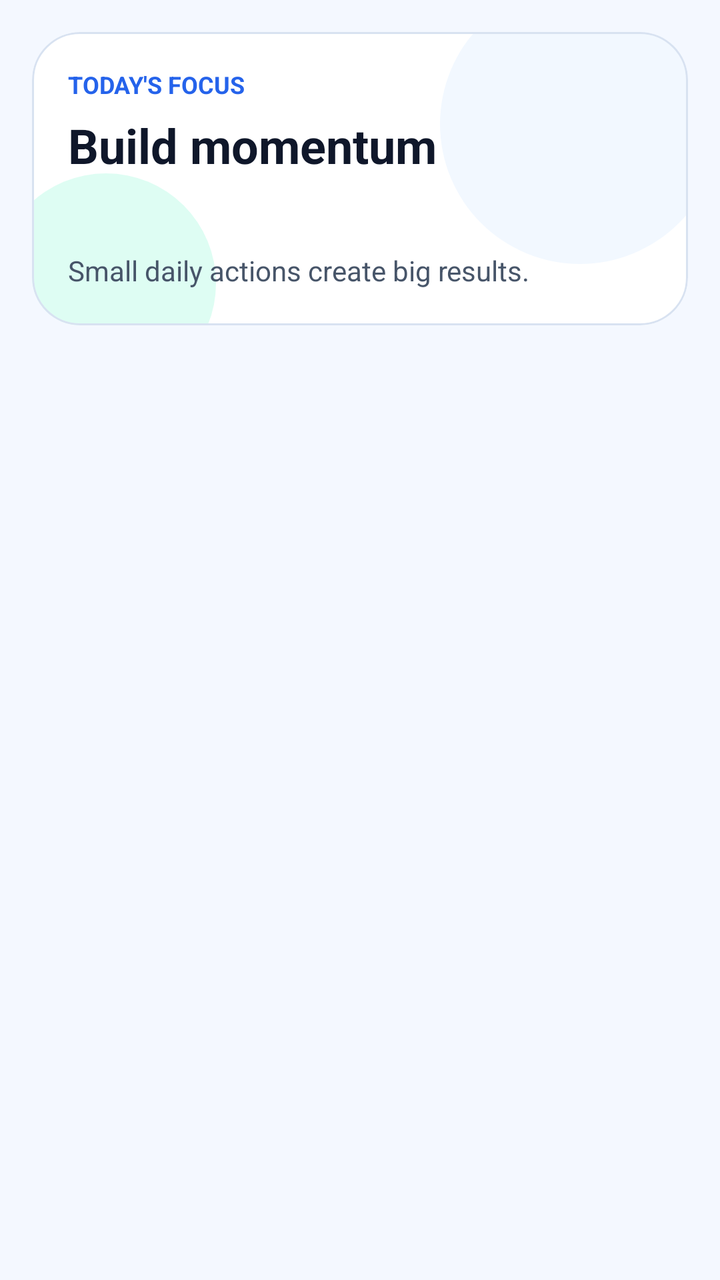
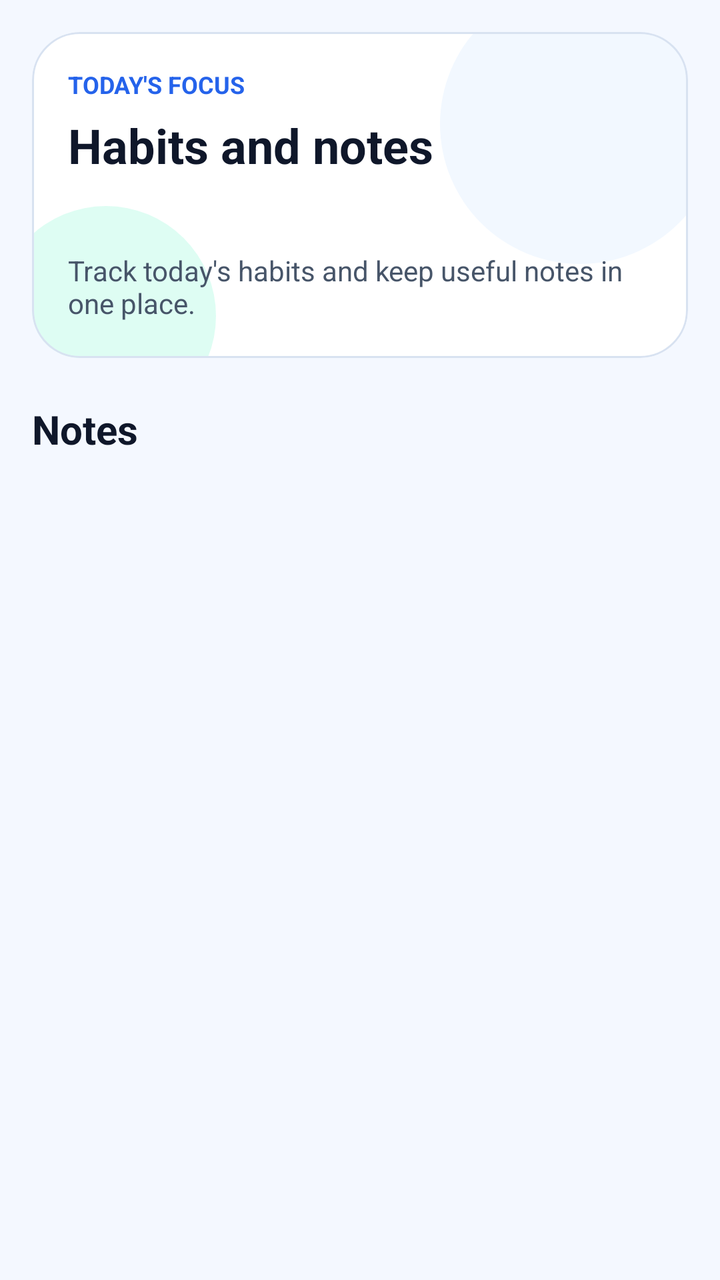

An Android layout rendered at two revisions. The XML below is the earlier revision; the diff shows what the commit changed to produce the second picture.
<!-- AndroidManifest.xml: application theme Theme.StreakUpHabbitTracker -->
<!-- res/layout/fragment_habits.xml -->
<?xml version="1.0" encoding="utf-8"?>
<LinearLayout xmlns:android="http://schemas.android.com/apk/res/android"
    xmlns:app="http://schemas.android.com/apk/res-auto"
    android:layout_width="match_parent"
    android:layout_height="match_parent"
    android:orientation="vertical"
    android:padding="16dp">

    <com.google.android.material.card.MaterialCardView
        android:layout_width="match_parent"
        android:layout_height="wrap_content"
        app:cardBackgroundColor="@android:color/transparent"
        app:cardCornerRadius="24dp"
        app:cardElevation="0dp"
        app:strokeColor="@color/stroke_soft"
        app:strokeWidth="1dp">

        <LinearLayout
            android:layout_width="match_parent"
            android:layout_height="wrap_content"
            android:background="@drawable/bg_habits_header_card"
            android:orientation="vertical"
            android:padding="18dp">

            <TextView
                android:layout_width="match_parent"
                android:layout_height="wrap_content"
                android:text="@string/habits_section_eyebrow"
                android:textAllCaps="true"
                android:textColor="@color/brand_primary"
                android:textSize="12sp"
                android:textStyle="bold" />

            <TextView
                android:layout_width="match_parent"
                android:layout_height="wrap_content"
                android:layout_marginTop="6dp"
                android:text="@string/habits_section_title"
                android:textColor="@color/text_primary"
                android:textSize="24sp"
                android:textStyle="bold" />

            <TextView
                android:id="@+id/habitsSummaryText"
                android:layout_width="match_parent"
                android:layout_height="wrap_content"
                android:layout_marginTop="6dp"
                android:textColor="@color/text_secondary"
                android:textSize="14sp" />

            <TextView
                android:layout_width="match_parent"
                android:layout_height="wrap_content"
                android:layout_marginTop="12dp"
                android:text="@string/habits_intro"
                android:textColor="@color/text_secondary"
                android:textSize="14sp" />

            <com.google.android.material.button.MaterialButton
                android:id="@+id/bulkCompleteButton"
                android:layout_width="match_parent"
                android:layout_height="wrap_content"
                android:layout_marginTop="16dp"
                android:paddingVertical="10dp"
                android:textAllCaps="false"
                android:textColor="@color/white"
                android:visibility="gone"
                app:backgroundTint="@color/brand_primary"
                app:cornerRadius="16dp"
                app:icon="@android:drawable/checkbox_on_background"
                app:iconGravity="textStart"
                app:iconPadding="10dp"
                app:iconTint="@color/white" />
        </LinearLayout>

    </com.google.android.material.card.MaterialCardView>

    <FrameLayout
        android:layout_width="match_parent"
        android:layout_height="0dp"
        android:layout_marginTop="12dp"
        android:layout_weight="1">

        <androidx.recyclerview.widget.RecyclerView
            android:id="@+id/habitsRecyclerView"
            android:layout_width="match_parent"
            android:layout_height="match_parent"
            android:clipToPadding="false"
            android:paddingBottom="16dp" />

        <LinearLayout
            android:id="@+id/emptyStateText"
            android:layout_width="match_parent"
            android:layout_height="match_parent"
            android:gravity="center"
            android:orientation="vertical"
            android:paddingHorizontal="26dp"
            android:visibility="gone">

            <com.google.android.material.card.MaterialCardView
                android:layout_width="72dp"
                android:layout_height="72dp"
                app:cardBackgroundColor="@color/surface_selected"
                app:cardCornerRadius="36dp"
                app:cardElevation="0dp">

                <ImageView
                    android:layout_width="match_parent"
                    android:layout_height="match_parent"
                    android:padding="20dp"
                    android:src="@android:drawable/ic_input_add"
                    android:tint="@color/brand_primary" />
            </com.google.android.material.card.MaterialCardView>

            <TextView
                android:layout_width="wrap_content"
                android:layout_height="wrap_content"
                android:layout_marginTop="16dp"
                android:text="@string/empty_habits_title"
                android:textColor="@color/text_primary"
                android:textSize="20sp"
                android:textStyle="bold" />

            <TextView
                android:layout_width="wrap_content"
                android:layout_height="wrap_content"
                android:layout_marginTop="8dp"
                android:gravity="center"
                android:paddingHorizontal="8dp"
                android:text="@string/empty_habits"
                android:textColor="@color/text_secondary"
                android:textSize="15sp" />
        </LinearLayout>
    </FrameLayout>

</LinearLayout>
<!-- resources referenced by this layout -->
<resources>
  <color name="brand_primary">#2563EB</color>
  <color name="stroke_soft">#D8E2F1</color>
  <color name="surface_selected">#EAF2FF</color>
  <color name="text_primary">#0F172A</color>
  <color name="text_secondary">#475569</color>
  <color name="white">#FFFFFFFF</color>
  <!-- drawable bg_habits_header_card (drawable) -->
  <?xml version="1.0" encoding="utf-8"?>
  <layer-list xmlns:android="http://schemas.android.com/apk/res/android">
      <item>
          <shape android:shape="rectangle">
              <solid android:color="@color/surface_card" />
              <corners android:radius="24dp" />
          </shape>
      </item>
  
      <item
          android:gravity="end|top"
          android:top="-24dp"
          android:right="-16dp">
          <shape android:shape="oval">
              <size
                  android:width="140dp"
                  android:height="140dp" />
              <solid android:color="@color/header_glow" />
          </shape>
      </item>
  
      <item
          android:gravity="start|bottom"
          android:bottom="-34dp"
          android:left="-18dp">
          <shape android:shape="oval">
              <size
                  android:width="110dp"
                  android:height="110dp" />
              <solid android:color="@color/header_glow_soft" />
          </shape>
      </item>
  </layer-list>
  <string name="empty_habits">No habits added yet. Use Add Habit to create your first streak.</string>
  <string name="empty_habits_title">Your list starts here</string>
  <string name="habits_intro">Small daily actions create big results.</string>
  <string name="habits_section_eyebrow">Today\'s focus</string>
  <string name="habits_section_title">Build momentum</string>
  <style name="Theme.StreakUpHabbitTracker" parent="Theme.MaterialComponents.DayNight.NoActionBar">
          <item name="colorPrimary">@color/brand_primary</item>
          <item name="colorPrimaryVariant">@color/brand_primary_dark</item>
          <item name="colorOnPrimary">@color/white</item>
          <item name="colorSecondary">@color/brand_secondary</item>
          <item name="colorSecondaryVariant">@color/brand_secondary</item>
          <item name="colorOnSecondary">@color/white</item>
          <item name="android:statusBarColor">@color/surface_app</item>
          <item name="android:windowLightStatusBar">true</item>
          <item name="android:navigationBarColor">@color/surface_card</item>
          <item name="android:windowLightNavigationBar">true</item>
          <item name="android:windowBackground">@color/surface_app</item>
      </style>
  <color name="surface_card">#FFFFFFFF</color>
  <color name="header_glow">#1F93C5FD</color>
  <color name="header_glow_soft">#335BF3C1</color>
  <color name="brand_primary_dark">#1D4ED8</color>
  <color name="brand_secondary">#0F766E</color>
  <color name="surface_app">#F4F8FF</color>
</resources>

<!-- the commit's change to res/layout/fragment_habits.xml (unified diff, before → after) -->
@@ -1,136 +1,178 @@
 <?xml version="1.0" encoding="utf-8"?>
-<LinearLayout xmlns:android="http://schemas.android.com/apk/res/android"
+<androidx.core.widget.NestedScrollView xmlns:android="http://schemas.android.com/apk/res/android"
     xmlns:app="http://schemas.android.com/apk/res-auto"
     android:layout_width="match_parent"
     android:layout_height="match_parent"
-    android:orientation="vertical"
-    android:padding="16dp">
+    android:fillViewport="true">
 
-    <com.google.android.material.card.MaterialCardView
+    <LinearLayout
         android:layout_width="match_parent"
         android:layout_height="wrap_content"
-        app:cardBackgroundColor="@android:color/transparent"
-        app:cardCornerRadius="24dp"
-        app:cardElevation="0dp"
-        app:strokeColor="@color/stroke_soft"
-        app:strokeWidth="1dp">
+        android:orientation="vertical"
+        android:padding="16dp">
 
-        <LinearLayout
+        <com.google.android.material.card.MaterialCardView
             android:layout_width="match_parent"
             android:layout_height="wrap_content"
-            android:background="@drawable/bg_habits_header_card"
-            android:orientation="vertical"
-            android:padding="18dp">
+            app:cardBackgroundColor="@android:color/transparent"
+            app:cardCornerRadius="24dp"
+            app:cardElevation="0dp"
+            app:strokeColor="@color/stroke_soft"
+            app:strokeWidth="1dp">
 
-            <TextView
+            <LinearLayout
                 android:layout_width="match_parent"
                 android:layout_height="wrap_content"
-                android:text="@string/habits_section_eyebrow"
-                android:textAllCaps="true"
-                android:textColor="@color/brand_primary"
-                android:textSize="12sp"
-                android:textStyle="bold" />
+                android:background="@drawable/bg_habits_header_card"
+                android:orientation="vertical"
+                android:padding="18dp">
 
-            <TextView
+                <TextView
+                    android:layout_width="match_parent"
+                    android:layout_height="wrap_content"
+                    android:text="@string/habits_section_eyebrow"
+                    android:textAllCaps="true"
+                    android:textColor="@color/brand_primary"
+                    android:textSize="12sp"
+                    android:textStyle="bold" />
+
+                <TextView
+                    android:layout_width="match_parent"
+                    android:layout_height="wrap_content"
+                    android:layout_marginTop="6dp"
+                    android:text="@string/habits_section_title"
+                    android:textColor="@color/text_primary"
+                    android:textSize="24sp"
+                    android:textStyle="bold" />
+
+                <TextView
+                    android:id="@+id/habitsSummaryText"
+                    android:layout_width="match_parent"
+                    android:layout_height="wrap_content"
+                    android:layout_marginTop="6dp"
+                    android:textColor="@color/text_secondary"
+                    android:textSize="14sp" />
+
+                <TextView
+                    android:layout_width="match_parent"
+                    android:layout_height="wrap_content"
+                    android:layout_marginTop="12dp"
+                    android:text="@string/habits_intro"
+                    android:textColor="@color/text_secondary"
+                    android:textSize="14sp" />
+
+                <com.google.android.material.button.MaterialButton
+                    android:id="@+id/bulkCompleteButton"
+                    android:layout_width="match_parent"
+                    android:layout_height="wrap_content"
+                    android:layout_marginTop="16dp"
+                    android:paddingVertical="10dp"
+                    android:textAllCaps="false"
+                    android:textColor="@color/white"
+                    android:visibility="gone"
+                    app:backgroundTint="@color/brand_primary"
+                    app:cornerRadius="16dp"
+                    app:icon="@android:drawable/checkbox_on_background"
+                    app:iconGravity="textStart"
+                    app:iconPadding="10dp"
+                    app:iconTint="@color/white" />
+            </LinearLayout>
+
+        </com.google.android.material.card.MaterialCardView>
+
+        <FrameLayout
+            android:layout_width="match_parent"
+            android:layout_height="wrap_content"
+            android:layout_marginTop="12dp">
+
+            <androidx.recyclerview.widget.RecyclerView
+                android:id="@+id/habitsRecyclerView"
                 android:layout_width="match_parent"
                 android:layout_height="wrap_content"
-                android:layout_marginTop="6dp"
-                android:text="@string/habits_section_title"
-                android:textColor="@color/text_primary"
-                android:textSize="24sp"
-                android:textStyle="bold" />
+                android:clipToPadding="false"
+                android:nestedScrollingEnabled="false" />
 
-            <TextView
-                android:id="@+id/habitsSummaryText"
+            <LinearLayout
+                android:id="@+id/emptyStateText"
                 android:layout_width="match_parent"
-                android:layout_height="wrap_content"
-                android:layout_marginTop="6dp"
-                android:textColor="@color/text_secondary"
-                android:textSize="14sp" />
+                android:layout_height="180dp"
+                android:gravity="center"
+                android:orientation="vertical"
+                android:paddingHorizontal="26dp"
+                android:visibility="gone">
 
-            <TextView
-                android:layout_width="match_parent"
-                android:layout_height="wrap_content"
-                android:layout_marginTop="12dp"
-                android:text="@string/habits_intro"
-                android:textColor="@color/text_secondary"
-                android:textSize="14sp" />
+                <com.google.android.material.card.MaterialCardView
+                    android:layout_width="72dp"
+                    android:layout_height="72dp"
+                    app:cardBackgroundColor="@color/surface_selected"
+                    app:cardCornerRadius="36dp"
+                    app:cardElevation="0dp">
 
-            <com.google.android.material.button.MaterialButton
-                android:id="@+id/bulkCompleteButton"
-                android:layout_width="match_parent"
-                android:layout_height="wrap_content"
-                android:layout_marginTop="16dp"
-                android:paddingVertical="10dp"
-                android:textAllCaps="false"
-                android:textColor="@color/white"
-                android:visibility="gone"
-                app:backgroundTint="@color/brand_primary"
-                app:cornerRadius="16dp"
-                app:icon="@android:drawable/checkbox_on_background"
-                app:iconGravity="textStart"
-                app:iconPadding="10dp"
-                app:iconTint="@color/white" />
-        </LinearLayout>
+                    <ImageView
+                        android:layout_width="match_parent"
+                        android:layout_height="match_parent"
+                        android:padding="20dp"
+                        android:src="@android:drawable/ic_input_add"
+                        android:tint="@color/brand_primary" />
+                </com.google.android.material.card.MaterialCardView>
 
-    </com.google.android.material.card.MaterialCardView>
+                <TextView
+                    android:layout_width="wrap_content"
+                    android:layout_height="wrap_content"
+                    android:layout_marginTop="16dp"
+                    android:text="@string/empty_habits_title"
+                    android:textColor="@color/text_primary"
+                    android:textSize="20sp"
+                    android:textStyle="bold" />
 
-    <FrameLayout
-        android:layout_width="match_parent"
-        android:layout_height="0dp"
-        android:layout_marginTop="12dp"
-        android:layout_weight="1">
+                <TextView
+                    android:layout_width="wrap_content"
+                    android:layout_height="wrap_content"
+                    android:layout_marginTop="8dp"
+                    android:gravity="center"
+                    android:paddingHorizontal="8dp"
+                    android:text="@string/empty_habits"
+                    android:textColor="@color/text_secondary"
+                    android:textSize="15sp" />
+            </LinearLayout>
+        </FrameLayout>
+
+        <TextView
+            android:layout_width="match_parent"
+            android:layout_height="wrap_content"
+            android:layout_marginTop="10dp"
+            android:text="@string/notes_section_title"
+            android:textColor="@color/text_primary"
+            android:textSize="20sp"
+            android:textStyle="bold" />
+
+        <TextView
+            android:id="@+id/notesSummaryText"
+            android:layout_width="match_parent"
+            android:layout_height="wrap_content"
+            android:layout_marginTop="4dp"
+            android:textColor="@color/text_secondary"
+            android:textSize="14sp" />
 
         <androidx.recyclerview.widget.RecyclerView
-            android:id="@+id/habitsRecyclerView"
+            android:id="@+id/notesRecyclerView"
             android:layout_width="match_parent"
-            android:layout_height="match_parent"
+            android:layout_height="wrap_content"
+            android:layout_marginTop="10dp"
             android:clipToPadding="false"
+            android:nestedScrollingEnabled="false"
             android:paddingBottom="16dp" />
 
-        <LinearLayout
-            android:id="@+id/emptyStateText"
+        <TextView
+            android:id="@+id/emptyNotesText"
             android:layout_width="match_parent"
-            android:layout_height="match_parent"
+            android:layout_height="wrap_content"
             android:gravity="center"
-            android:orientation="vertical"
-            android:paddingHorizontal="26dp"
-            android:visibility="gone">
+            android:padding="20dp"
+            android:text="@string/empty_notes"
+            android:textColor="@color/text_secondary"
+            android:textSize="15sp"
+            android:visibility="gone" />
+    </LinearLayout>
 
-            <com.google.android.material.card.MaterialCardView
-                android:layout_width="72dp"
-                android:layout_height="72dp"
-                app:cardBackgroundColor="@color/surface_selected"
-                app:cardCornerRadius="36dp"
-                app:cardElevation="0dp">
-
-                <ImageView
-                    android:layout_width="match_parent"
-                    android:layout_height="match_parent"
-                    android:padding="20dp"
-                    android:src="@android:drawable/ic_input_add"
-                    android:tint="@color/brand_primary" />
-            </com.google.android.material.card.MaterialCardView>
-
-            <TextView
-                android:layout_width="wrap_content"
-                android:layout_height="wrap_content"
-                android:layout_marginTop="16dp"
-                android:text="@string/empty_habits_title"
-                android:textColor="@color/text_primary"
-                android:textSize="20sp"
-                android:textStyle="bold" />
-
-            <TextView
-                android:layout_width="wrap_content"
-                android:layout_height="wrap_content"
-                android:layout_marginTop="8dp"
-                android:gravity="center"
-                android:paddingHorizontal="8dp"
-                android:text="@string/empty_habits"
-                android:textColor="@color/text_secondary"
-                android:textSize="15sp" />
-        </LinearLayout>
-    </FrameLayout>
-
-</LinearLayout>
+</androidx.core.widget.NestedScrollView>
<!-- resource entries referenced after the edit -->
@@ -40,11 +40,13 @@
           </shape>
       </item>
   </layer-list>
-  <string name="empty_habits">No habits added yet. Use Add Habit to create your first streak.</string>
+  <string name="empty_habits">No habits added yet. Use Create to start your first streak.</string>
   <string name="empty_habits_title">Your list starts here</string>
-  <string name="habits_intro">Small daily actions create big results.</string>
+  <string name="empty_notes">No notes yet. Add one from Create.</string>
+  <string name="habits_intro">Track today\'s habits and keep useful notes in one place.</string>
   <string name="habits_section_eyebrow">Today\'s focus</string>
-  <string name="habits_section_title">Build momentum</string>
+  <string name="habits_section_title">Habits and notes</string>
+  <string name="notes_section_title">Notes</string>
   <style name="Theme.StreakUpHabbitTracker" parent="Theme.MaterialComponents.DayNight.NoActionBar">
           <item name="colorPrimary">@color/brand_primary</item>
           <item name="colorPrimaryVariant">@color/brand_primary_dark</item>
